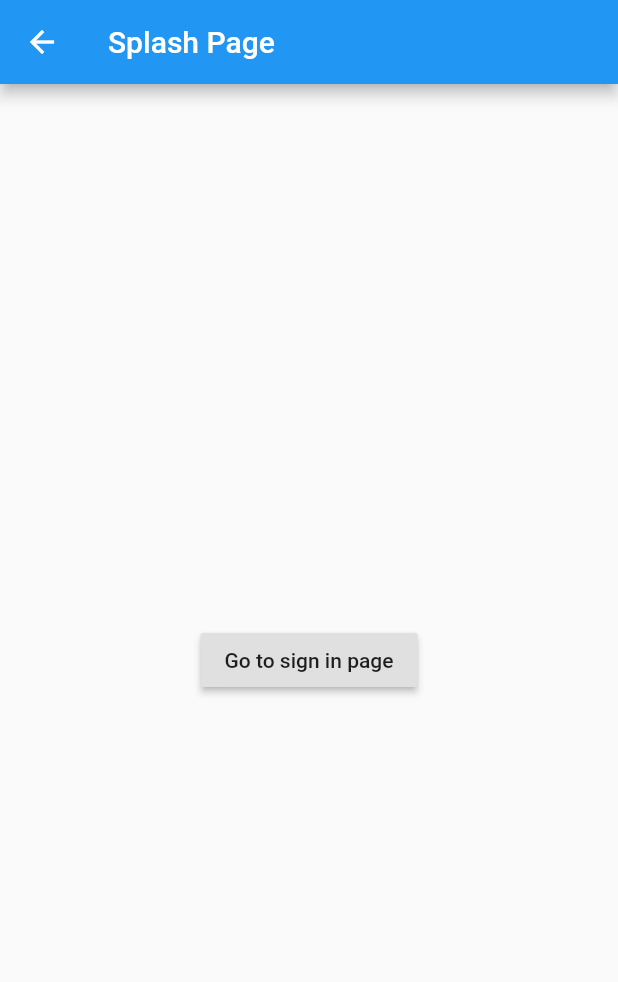
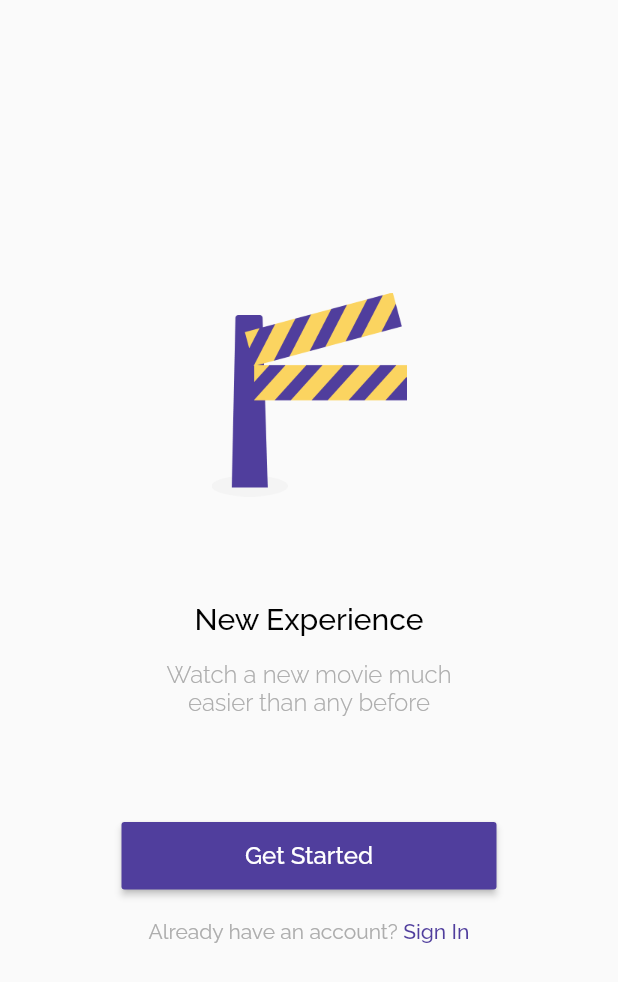
Before and after one commit to angga1518/Flutix, a Flutter app: the SplashPage screen opened directly, on a phone screen of 412 x 824 dp. Shown: the top 982 px of the screen. Run offline on Flutter 3.47's test engine with Material 2 defaults, Android fonts, the phone set to English and light mode, and no system bars; our stand-ins replace bloc, cloud_firestore, equatable, firebase_auth, firebase_core, flutter_bloc and 1 more; accounts and stored records are empty.

Commit message:
feat: finish splash screen

```diff
--- a/lib/shared/theme.dart
+++ b/lib/shared/theme.dart
@@ -2,10 +2,10 @@ part of 'shared.dart';
 
 const double defaultMargin = 24;
 
-Color mainColor = Color(0x503E9D);
-Color accentColor1 = Color(0x2C1F63);
-Color accentColor2 = Color(0xFBD460);
-Color accentColor3 = Color(0xADADAD);
+Color mainColor = Color(0xFF503E9D);
+Color accentColor1 = Color(0xFF2C1F63);
+Color accentColor2 = Color(0xFFFBD460);
+Color accentColor3 = Color(0xFFADADAD);
 
 TextStyle blackTextFont = GoogleFonts.raleway().copyWith(color: Colors.black, fontWeight: FontWeight.w500);
 TextStyle whiteTextFont = GoogleFonts.raleway().copyWith(color: Colors.white, fontWeight: FontWeight.w500);
--- a/lib/ui/pages/pages.dart
+++ b/lib/ui/pages/pages.dart
@@ -2,6 +2,7 @@ import 'package:firebase_auth/firebase_auth.dart';
 import 'package:flutix/bloc/blocs.dart';
 import 'package:flutix/services/services.dart';
 import 'package:flutix/shared/shared.dart';
+import 'package:flutter/cupertino.dart';
 import 'package:flutter/material.dart';
 import 'package:flutter_bloc/flutter_bloc.dart';
 import 'package:provider/provider.dart';
--- a/lib/ui/pages/splash_page.dart
+++ b/lib/ui/pages/splash_page.dart
@@ -5,15 +5,66 @@ class SplashPage extends StatelessWidget {
   Widget build(BuildContext context) {
     PageBloc pageBloc = BlocProvider.of<PageBloc>(context);
     return Scaffold(
-      appBar: AppBar(
-        title: Text("Splash Page"),
-      ),
-      body: Center(
-        child: RaisedButton(
-          onPressed: () {
-            pageBloc.add(GoToLoginPage());
-          },
-          child: Text("Go to sign in page"),
+      body: Container(
+        padding: EdgeInsets.symmetric(horizontal: defaultMargin),
+        child: Center(
+          child: Column(
+            mainAxisAlignment: MainAxisAlignment.center,
+            children: [
+              Container(
+                height: 136,
+                decoration: BoxDecoration(
+                    image:
+                        DecorationImage(image: AssetImage("assets/logo.png"))),
+              ),
+              Container(
+                margin: EdgeInsets.only(bottom: 16, top: 70),
+                child: Text(
+                  "New Experience",
+                  style: blackTextFont.copyWith(fontSize: 20),
+                ),
+              ),
+              Text(
+                "Watch a new movie much\neasier than any before",
+                style: greyTextFont.copyWith(
+                    fontSize: 16, fontWeight: FontWeight.w300),
+                textAlign: TextAlign.center,
+              ),
+              Container(
+                margin: EdgeInsets.only(bottom: 20, top: 70),
+                width: 250,
+                height: 45,
+                child: RaisedButton(
+                  child: Text(
+                    "Get Started",
+                    style: whiteTextFont.copyWith(fontSize: 16),
+                  ),
+                  color: mainColor,
+                  onPressed: () {},
+                ),
+              ),
+              Row(
+                mainAxisAlignment: MainAxisAlignment.center,
+                children: [
+                  Text(
+                    "Already have an account?",
+                    style: greyTextFont.copyWith(
+                        fontSize: 14, fontWeight: FontWeight.w400),
+                  ),
+                  GestureDetector(
+                    onTap: () {
+                      pageBloc.add(GoToLoginPage());
+                    },
+                    child: Text(
+                      " Sign In",
+                      style: purpleTextFont.copyWith(
+                          fontSize: 14, fontWeight: FontWeight.w500),
+                    ),
+                  )
+                ],
+              )
+            ],
+          ),
         ),
       ),
     );
--- a/pubspec.yaml
+++ b/pubspec.yaml
@@ -46,9 +46,8 @@ flutter:
   # the material Icons class.
   uses-material-design: true
   # To add assets to your application, add an assets section, like this:
-  # assets:
-  #   - images/a_dot_burr.jpeg
-  #   - images/a_dot_ham.jpeg
+  assets:
+    - assets/
   # An image asset can refer to one or more resolution-specific "variants", see
   # https://flutter.dev/assets-and-images/#resolution-aware.
   # For details regarding adding assets from package dependencies, see
```
Also changed, not shown: assets/logo.png (added).
